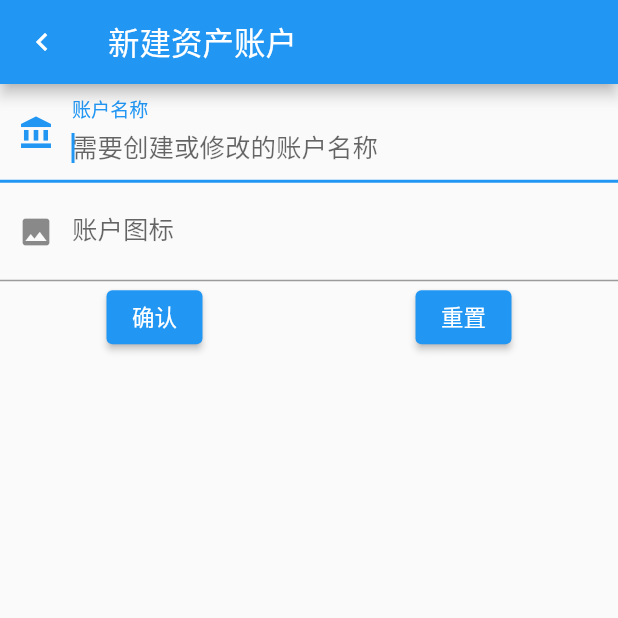
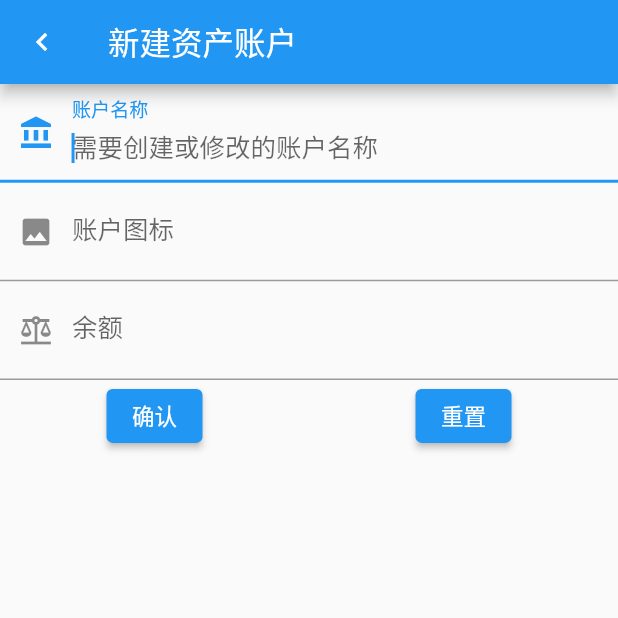
Before and after one commit to zhangrunhao/account_flutter, a Flutter app: the screen it shows after launch, after a tap on the "add" icon, on a phone screen of 412 x 824 dp, the top half of it. Run offline on Flutter 3.47's test engine with Material 2 defaults, Android fonts, the phone set to English and light mode, and no system bars; our stand-ins replace decimal, dio, flutter_easyloading, shared_preferences, sqflite; accounts and stored records are empty.

Commit message:
feat: 账户添加余额字段

```diff
--- a/lib/bean/account_bean.dart
+++ b/lib/bean/account_bean.dart
@@ -1,15 +1,17 @@
 class AccountBean {
   final int id;
-  final String name;
   // 1资产 2负债
   final int type;
-  final String icon;
+  String name;
+  String icon;
+  num money; // 当前账户余额
 
   AccountBean({
     required this.id,
     required this.name,
     required this.type,
     required this.icon,
+    required this.money,
   });
 
   Map<String, dynamic> toMap() {
@@ -17,6 +19,7 @@ class AccountBean {
       'name': name,
       'type': type,
       'icon': icon,
+      'money': money,
     };
   }
 
@@ -24,5 +27,6 @@ class AccountBean {
       : name = json['name']!,
         icon = json['icon']!,
         id = json['id']!,
-        type = json['type']!;
+        type = json['type']!,
+        money = num.parse(json['money']!);
 }
--- a/lib/db/account_db.dart
+++ b/lib/db/account_db.dart
@@ -12,6 +12,7 @@ class AccountDB {
 
   Future<int> insert(AccountBean account) async {
     Database db = await DatabaseHelper.instance.database;
+    // TODO: 新建账户的时候, 应该加入一个余额
     int id = await db.insert(tableName, account.toMap());
     return id;
   }
@@ -20,6 +21,7 @@ class AccountDB {
     Database db = await DatabaseHelper.instance.database;
     int count =
         await db.update(tableName, account.toMap(), where: "id=${account.id}");
+    // TODO: 更新账户的时候, 也应该有平帐这个事
     return count;
   }
 
--- a/lib/db/database_helper.dart
+++ b/lib/db/database_helper.dart
@@ -30,7 +30,8 @@ class DatabaseHelper {
         id INTEGER PRIMARY KEY AUTOINCREMENT,
         name TEXT,
         type INTEGER,
-        icon TEXT
+        icon TEXT,
+        money TEXT
       )
     ''');
     await db.execute('''
@@ -74,16 +75,19 @@ class DatabaseHelper {
       "name": "支付宝",
       "type": 1,
       "icon": "yundong",
+      "money": 0,
     });
     await db.insert("account", {
       "name": "微信",
       "type": 1,
       "icon": "canyin",
+      "money": 0,
     });
     await db.insert("account", {
       "name": "京东白条",
       "type": 2,
       "icon": "feiji",
+      "money": 0,
     });
     // 初始化分类
     await db.insert("trade_cate", {
--- a/lib/db/trade_db.dart
+++ b/lib/db/trade_db.dart
@@ -14,6 +14,7 @@ class TradeDB {
   Future<int> insert(TradeBean trade) async {
     Database db = await DatabaseHelper.instance.database;
     int id = await db.insert(tableName, trade.toMap());
+    // TODO: 插入交易记录的时候, 变更账户余额
     return id;
   }
 
@@ -21,6 +22,7 @@ class TradeDB {
     Database db = await DatabaseHelper.instance.database;
     int count =
         await db.update(tableName, trade.toMap(), where: "id=${trade.id}");
+    // TODO: 更新交易记录的时候, 要注意处理前后的账户余额
     return count;
   }
 }
--- a/lib/pages/account_edit/account_edit_page.dart
+++ b/lib/pages/account_edit/account_edit_page.dart
@@ -51,6 +51,7 @@ class _AccountEditForm extends StatefulWidget {
 class _AccountEditFormState extends State<_AccountEditForm> with RouteAware {
   final TextEditingController _nameController = TextEditingController();
   final TextEditingController _iconController = TextEditingController();
+  final TextEditingController _moneyController = TextEditingController();
   final GlobalKey _formKey = GlobalKey<FormState>();
   final AccountDB _accountDB = AccountDB();
 
@@ -94,6 +95,14 @@ class _AccountEditFormState extends State<_AccountEditForm> with RouteAware {
               return v!.trim().isNotEmpty ? null : "图标不能为空";
             },
           ),
+          TextFormField(
+            controller: _moneyController,
+            decoration: const InputDecoration(
+              labelText: "余额",
+              hintText: "请输入当前余额",
+              prefixIcon: Icon(Icons.balance),
+            ),
+          ),
           Row(
             mainAxisAlignment: MainAxisAlignment.spaceAround,
             children: [
@@ -110,6 +119,7 @@ class _AccountEditFormState extends State<_AccountEditForm> with RouteAware {
                               name: _nameController.text,
                               type: widget.type,
                               icon: _iconController.text,
+                              money: num.parse(_moneyController.text),
                             ))
                             .then((value) => Navigator.of(context).pop());
                       } else {
@@ -119,6 +129,7 @@ class _AccountEditFormState extends State<_AccountEditForm> with RouteAware {
                           name: _nameController.text,
                           type: widget.type,
                           icon: _iconController.text,
+                          money: num.parse(_moneyController.text),
                         );
                         _accountDB
                             .update(result)
```
Also changed, not shown: lib/pages/account_detail/account_detail.dart (+29 -4 lines), 1 other file.
